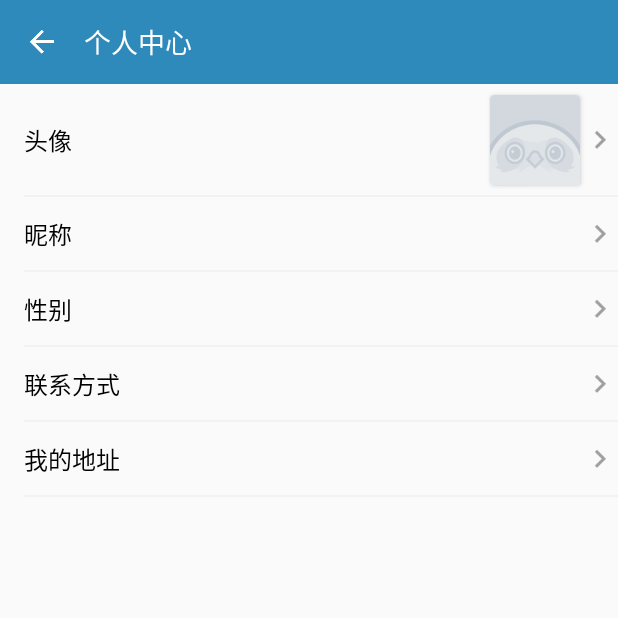
After one commit to qq1766346508/NoLost, an Android app: the UserCenterActivity screen opened directly, with no data from a screen before it, on a phone screen of 412 x 824 dp, the top half of it. The commit adds this screen. Run offline under Robolectric (Android 15) with nearby library versions, the phone set to English and light mode, and no system bars; our stand-ins replace EventBus; libraries missing offline, so code that uses them is left out: cn.bmob.v3; pictures from the network do not load; 2 statements that could not run were skipped.

Commit message:
个人页UI

```diff
--- a/app/build.gradle
+++ b/app/build.gradle
@@ -2,6 +2,7 @@ apply plugin: 'com.android.application'
 apply plugin: 'kotlin-android'
 apply plugin: 'kotlin-kapt'
 apply plugin: 'com.mob.sdk'
+apply plugin: 'kotlin-android-extensions'
 
 android {
     compileSdkVersion 28
@@ -31,7 +32,7 @@ MobSDK {
 
     SMSSDK {}
     ShareSDK {
-        devInfo{
+        devInfo {
             SinaWeibo {
                 appKey "94899488"
                 appSecret "59bc17971c97b60502017ab7d9d93b3b"
--- a/app/src/main/AndroidManifest.xml
+++ b/app/src/main/AndroidManifest.xml
@@ -37,7 +37,8 @@
         <activity
             android:name=".search.SearchActivity"
             android:windowSoftInputMode="adjustResize" />
-        <activity android:name=".Lost.activity.PublishActivity"></activity>
+        <activity android:name=".Lost.activity.PublishActivity" />
+        <activity android:name=".userCenter.UserCenterActivity"></activity>
     </application>
 
 </manifest>
--- a/app/src/main/java/com/example/vivic/nolost/Login/LoginActivity.java
+++ b/app/src/main/java/com/example/vivic/nolost/Login/LoginActivity.java
@@ -42,6 +42,7 @@ public class LoginActivity extends BaseActivity {
     private AppCompatEditText etAccount;
     private AppCompatEditText etPassword;
     private InputMethodManager inputMethodManager;
+    private ILoginCallback<MyUser> iLoginCallback;
 
     @Override
     protected void onCreate(Bundle savedInstanceState) {
@@ -150,6 +151,19 @@ public class LoginActivity extends BaseActivity {
     private void thirdLogin() {
         ivIcon = findViewById(R.id.iv_login_icon);
         ImageView ivWeibo = findViewById(R.id.iv_login_weibo);
+        iLoginCallback = new ILoginCallback<MyUser>() {
+            @Override
+            public void success(MyUser myUser) {
+                ToastUtil.showToast("第三方授权成功");
+                CommonPref.instance().putString(LoginRepository.INSTANCE.getLAST_PLATFORM(), SinaWeibo.NAME);
+                showConfirmDialog(myUser);
+            }
+
+            @Override
+            public void error(Throwable throwable) {
+                runOnUiThread(() -> ToastUtil.showToast("第三方授权失败"));
+            }
+        };
         ivWeibo.setOnClickListener(new NoDoubleClickListener() {
             @Override
             protected void onNoDoubleClick(View v) {
@@ -157,25 +171,14 @@ public class LoginActivity extends BaseActivity {
                     ToastUtil.showToast("当前无网络");
                     return;
                 }
-                LoginRepository.INSTANCE.loginByShareSdk(SinaWeibo.NAME, new ILoginCallback<MyUser>() {
-                    @Override
-                    public void success(MyUser myUser) {
-                        ToastUtil.showToast("第三方授权成功");
-                        CommonPref.instance().putString(LoginRepository.INSTANCE.getLAST_PLATFORM(), SinaWeibo.NAME);
-                        showConfirmDialog(myUser);
-                    }
-
-                    @Override
-                    public void error(Throwable throwable) {
-                        runOnUiThread(() -> ToastUtil.showToast("第三方授权失败"));
-                    }
-                });
+                LoginRepository.INSTANCE.loginByShareSdk(SinaWeibo.NAME, iLoginCallback);
             }
 
             @Override
             protected void onDoubleClick() {
 
             }
+
         });
     }
 
@@ -200,6 +203,7 @@ public class LoginActivity extends BaseActivity {
                         });
                     }
                 })
+                .canceledOnTouchOutside(false)
                 .cancelText(" ")
                 .build();
         confirmDialog.show(this);
@@ -217,6 +221,6 @@ public class LoginActivity extends BaseActivity {
     @Override
     protected void onDestroy() {
         super.onDestroy();
-
+        iLoginCallback = null;
     }
 }
--- a/app/src/main/java/com/example/vivic/nolost/activity/MainActivity.java
+++ b/app/src/main/java/com/example/vivic/nolost/activity/MainActivity.java
@@ -32,9 +32,11 @@ import com.example.vivic.nolost.Lost.fragment.LostFragment;
 import com.example.vivic.nolost.R;
 import com.example.vivic.nolost.bean.MyUser;
 import com.example.vivic.nolost.commonUtil.BindEventBus;
+import com.example.vivic.nolost.commonUtil.NoDoubleClickListener;
 import com.example.vivic.nolost.commonUtil.confirmDialog.ConfirmDialog;
 import com.example.vivic.nolost.commonUtil.toastUtil.ToastUtil;
 import com.example.vivic.nolost.search.SearchActivity;
+import com.example.vivic.nolost.userCenter.UserCenterActivity;
 
 import org.greenrobot.eventbus.EventBus;
 import org.greenrobot.eventbus.Subscribe;
@@ -103,7 +105,7 @@ public class MainActivity extends BaseActivity {
                         if (BmobUser.getCurrentUser(MyUser.class) == null) {
                             startActivity(new Intent(MainActivity.this, LoginActivity.class));
                         } else {
-                            ToastUtil.showToast("用户中心");
+                            startActivity(new Intent(MainActivity.this, UserCenterActivity.class));
                         }
                         break;
                     case R.id.nav_weather:
@@ -130,6 +132,19 @@ public class MainActivity extends BaseActivity {
         });
         headerView = navigationView.getHeaderView(0);
         IvAvatar = headerView.findViewById(R.id.avatar);
+        IvAvatar.setOnClickListener(new NoDoubleClickListener() {
+            @Override
+            protected void onNoDoubleClick(View v) {
+                if (BmobUser.getCurrentUser(MyUser.class) == null) {
+                    startActivity(new Intent(MainActivity.this, LoginActivity.class));
+                }
+            }
+
+            @Override
+            protected void onDoubleClick() {
+
+            }
+        });
         tvNickname = headerView.findViewById(R.id.nickname);
         clBackground = headerView.findViewById(R.id.cl_background);
         Menu menu = navigationView.getMenu();
@@ -138,9 +153,6 @@ public class MainActivity extends BaseActivity {
         MyUser currentUser = BmobUser.getCurrentUser(MyUser.class);
         if (currentUser != null) {
             Log.i(TAG, "currentUser: " + currentUser.toString());
-//            itemLogout.setVisible(true);
-//            GlideApp.with(this).load(currentUser.avatar).placeholder(R.drawable.icon_default_avatar).into(IvAvatar);
-//            tvNickname.setText(currentUser.getUsername());
             LoginCallback(new LoginEvent(true, currentUser));
         } else {
             Log.i(TAG, "currentUser == null ");
@@ -153,7 +165,7 @@ public class MainActivity extends BaseActivity {
             GlideApp.with(this).load(loginEvent.myUser.avatar).placeholder(R.drawable.icon_default_avatar).into(IvAvatar);
             tvNickname.setText(loginEvent.myUser.getUsername());
             itemLogout.setVisible(true);
-            Glide.with(this).load(loginEvent.myUser.background).into(new SimpleTarget<Drawable>() {
+            GlideApp.with(this).load(loginEvent.myUser.background).into(new SimpleTarget<Drawable>() {
                 @Override
                 public void onResourceReady(@NonNull Drawable resource, @Nullable Transition<? super Drawable> transition) {
                     clBackground.setBackground(resource);
--- /dev/null
+++ b/app/src/main/java/com/example/vivic/nolost/userCenter/UserCenterActivity.kt
@@ -0,0 +1,33 @@
+package com.example.vivic.nolost.userCenter
+
+import android.os.Bundle
+import cn.bmob.v3.BmobUser
+import com.example.vivic.nolost.GlideApp
+
+import com.example.vivic.nolost.R
+import com.example.vivic.nolost.activity.BaseActivity
+import com.example.vivic.nolost.bean.MyUser
+import com.example.vivic.nolost.commonUtil.BindEventBus
+import kotlinx.android.synthetic.main.activity_user_center.*
+
+class UserCenterActivity : BaseActivity() {
+
+    companion object {
+        val TAG = UserCenterActivity::class.java.simpleName
+    }
+
+    val currentUser: MyUser by lazy {
+        BmobUser.getCurrentUser(MyUser::class.java)
+    }
+
+    override fun onCreate(savedInstanceState: Bundle?) {
+        super.onCreate(savedInstanceState)
+        setContentView(R.layout.activity_user_center)
+        initView()
+    }
+
+    private fun initView() {
+        GlideApp.with(this).load(currentUser.avatar).into(iv_user_center_avatar)
+        tv_user_center_username.text = currentUser.username
+    }
+}
--- a/app/src/main/res/layout/activity_publish.xml
+++ b/app/src/main/res/layout/activity_publish.xml
@@ -10,7 +10,7 @@
         android:orientation="vertical"
         tools:context=".Lost.activity.PublishActivity">
 
-        <FrameLayout
+        <LinearLayout
             android:layout_width="match_parent"
             android:layout_height="?attr/actionBarSize"
             android:background="@color/standard_color">
@@ -30,7 +30,7 @@
                 android:text="发布物品"
                 android:textColor="#fff"
                 android:textSize="18sp" />
-        </FrameLayout>
+        </LinearLayout>
 
         <LinearLayout
             android:layout_width="match_parent"
--- /dev/null
+++ b/app/src/main/res/layout/activity_user_center.xml
@@ -0,0 +1,210 @@
+<?xml version="1.0" encoding="utf-8"?>
+<FrameLayout xmlns:android="http://schemas.android.com/apk/res/android"
+    xmlns:app="http://schemas.android.com/apk/res-auto"
+    xmlns:tools="http://schemas.android.com/tools"
+    android:layout_width="match_parent"
+    android:layout_height="match_parent"
+    android:orientation="vertical"
+    tools:context=".userCenter.UserCenterActivity">
+
+    <LinearLayout
+        android:layout_width="match_parent"
+        android:layout_height="?attr/actionBarSize"
+        android:background="@color/standard_color">
+
+        <ImageView
+            android:layout_width="wrap_content"
+            android:layout_height="wrap_content"
+            android:padding="16dp"
+            android:src="@drawable/ic_arrow_back_white_24dp" />
+
+        <TextView
+            android:layout_width="wrap_content"
+            android:layout_height="wrap_content"
+            android:layout_gravity="center"
+            android:text="个人中心"
+            android:textColor="#fff"
+            android:textSize="18sp" />
+    </LinearLayout>
+
+    <LinearLayout
+        android:layout_width="match_parent"
+        android:layout_height="match_parent"
+        android:layout_marginTop="?attr/actionBarSize"
+        android:orientation="vertical"
+        android:paddingStart="16dp">
+
+        <FrameLayout
+            android:layout_width="match_parent"
+            android:layout_height="75dp">
+
+            <TextView
+                android:layout_width="wrap_content"
+                android:layout_height="wrap_content"
+                android:layout_gravity="center_vertical|start"
+                android:text="头像"
+                android:textColor="#000"
+                android:textSize="16sp" />
+
+            <android.support.v7.widget.CardView
+                android:layout_width="60dp"
+                android:layout_height="60dp"
+                android:layout_gravity="end|center_vertical"
+                android:layout_marginEnd="25dp"
+                app:cardCornerRadius="3dp">
+
+                <ImageView
+                    android:id="@+id/iv_user_center_avatar"
+                    android:layout_width="match_parent"
+                    android:layout_height="match_parent"
+                    android:src="@drawable/icon_default_avatar" />
+            </android.support.v7.widget.CardView>
+
+            <ImageView
+                android:layout_width="wrap_content"
+                android:layout_height="wrap_content"
+                android:layout_gravity="center_vertical|end"
+                android:src="@drawable/ic_keyboard_arrow_right_grey_500_24dp" />
+
+            <View
+                android:layout_width="match_parent"
+                android:layout_height="1dp"
+                android:layout_gravity="bottom"
+                android:background="#f2f2f2" />
+        </FrameLayout>
+
+        <FrameLayout
+            android:layout_width="match_parent"
+            android:layout_height="50dp">
+
+            <TextView
+                android:layout_width="wrap_content"
+                android:layout_height="wrap_content"
+                android:layout_gravity="center_vertical|start"
+                android:text="昵称"
+                android:textColor="#000"
+                android:textSize="16sp" />
+
+            <TextView
+                android:id="@+id/tv_user_center_username"
+                android:layout_width="wrap_content"
+                android:layout_height="wrap_content"
+                android:layout_gravity="end|center_vertical"
+                android:layout_marginEnd="25dp"
+                tools:text="sfdsfsfssdf" />
+
+            <ImageView
+                android:layout_width="wrap_content"
+                android:layout_height="wrap_content"
+                android:layout_gravity="center_vertical|end"
+                android:src="@drawable/ic_keyboard_arrow_right_grey_500_24dp" />
+
+            <View
+                android:layout_width="match_parent"
+                android:layout_height="1dp"
+                android:layout_gravity="bottom"
+                android:background="#f2f2f2" />
+        </FrameLayout>
+
+        <FrameLayout
+            android:layout_width="match_parent"
+            android:layout_height="50dp">
+
+            <TextView
+                android:layout_width="wrap_content"
+                android:layout_height="wrap_content"
+                android:layout_gravity="center_vertical|start"
+                android:text="性别"
+                android:textColor="#000"
+                android:textSize="16sp" />
+
+            <ImageView
+                android:id="@+id/iv_user_center_sex"
+                android:layout_width="25dp"
+                android:layout_height="25dp"
+                android:layout_gravity="center_vertical|end"
+                android:layout_marginEnd="25dp" />
+
+            <ImageView
+                android:layout_width="wrap_content"
+                android:layout_height="wrap_content"
+                android:layout_gravity="center_vertical|end"
+                android:src="@drawable/ic_keyboard_arrow_right_grey_500_24dp" />
+
+            <View
+                android:layout_width="match_parent"
+                android:layout_height="1dp"
+                android:layout_gravity="bottom"
+                android:background="#f2f2f2" />
+        </FrameLayout>
+
+        <FrameLayout
+            android:layout_width="match_parent"
+            android:layout_height="50dp">
+
+            <TextView
+                android:layout_width="wrap_content"
+                android:layout_height="wrap_content"
+                android:layout_gravity="center_vertical|start"
+                android:text="联系方式"
+                android:textColor="#000"
+                android:textSize="16sp" />
+
+            <TextView
+                android:id="@+id/tv_user_contact"
+                android:layout_width="wrap_content"
+                android:layout_height="wrap_content"
+                android:layout_gravity="end|center_vertical"
+                android:layout_marginEnd="25dp"
+                tools:text="sfdsfsfssdf" />
+
+            <ImageView
+                android:layout_width="wrap_content"
+                android:layout_height="wrap_content"
+                android:layout_gravity="center_vertical|end"
+                android:src="@drawable/ic_keyboard_arrow_right_grey_500_24dp" />
+
+            <View
+                android:layout_width="match_parent"
+                android:layout_height="1dp"
+                android:layout_gravity="bottom"
+                android:background="#f2f2f2" />
+        </FrameLayout>
+
+        <FrameLayout
+            android:layout_width="match_parent"
+            android:layout_height="50dp">
+
+            <TextView
+                android:layout_width="wrap_content"
+                android:layout_height="wrap_content"
+                android:layout_gravity="center_vertical|start"
+                android:text="我的地址"
+                android:textColor="#000"
+                android:textSize="16sp" />
+
+            <TextView
+                android:id="@+id/tv_user_location"
+                android:layout_width="wrap_content"
+                android:layout_height="wrap_content"
+                android:layout_gravity="end|center_vertical"
+                android:layout_marginEnd="25dp"
+                tools:text="sfdsfsfssdf" />
+
+            <ImageView
+                android:layout_width="wrap_content"
+                android:layout_height="wrap_content"
+                android:layout_gravity="center_vertical|end"
+                android:src="@drawable/ic_keyboard_arrow_right_grey_500_24dp" />
+
+            <View
+                android:layout_width="match_parent"
+                android:layout_height="1dp"
+                android:layout_gravity="bottom"
+                android:background="#f2f2f2" />
+        </FrameLayout>
+
+
+    </LinearLayout>
+
+</FrameLayout>
--- a/app/src/main/res/values/strings.xml
+++ b/app/src/main/res/values/strings.xml
@@ -5,7 +5,7 @@
     <string name="title_notifications">Notifications</string>
     <string name="nav_setting">设置</string>
     <string name="toolbar_title">NoLost</string>
-    <string name="nav_user">用户中心</string>
+    <string name="nav_user">个人中心</string>
     <string name="nav_weather">天气</string>
 
 
```
Also changed, not shown: app/src/main/res/drawable-xhdpi/ic_keyboard_arrow_right_grey_500_24dp.png (added), app/src/main/res/drawable-xxhdpi/ic_keyboard_arrow_right_grey_500_24dp.png (added).
